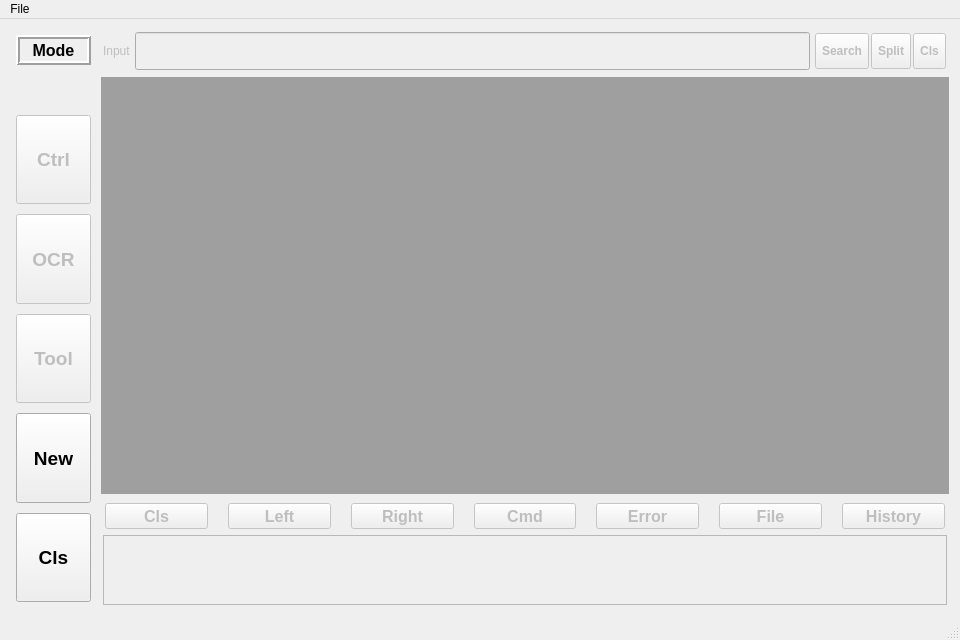
First picture: the form in src/mainwindow.ui, repository xuguodong1999/COCR, before the edit.
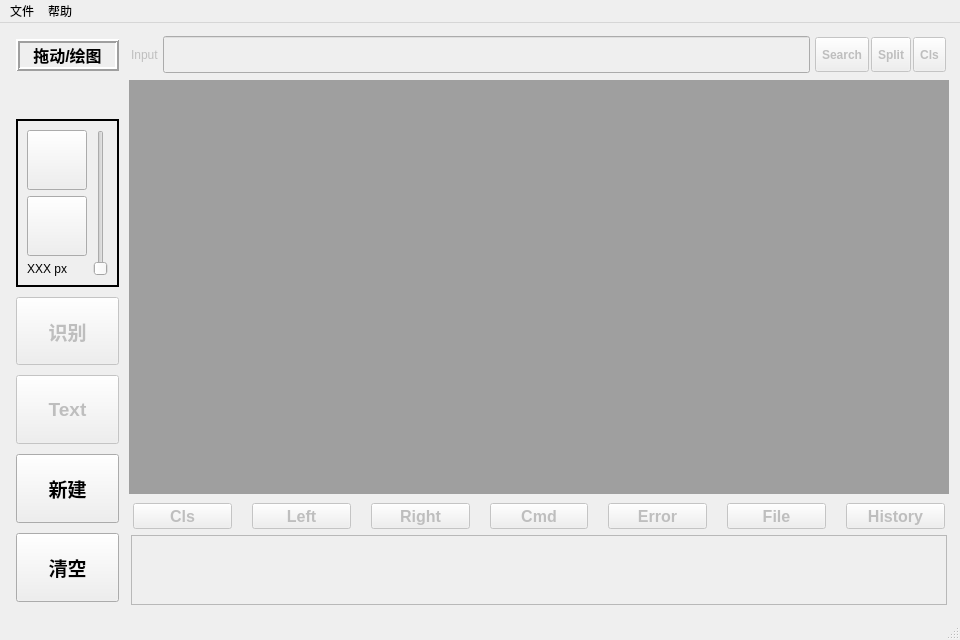
Second picture: the form after the edit.

Commit message: add font support in wasm

What changed in the file:
```diff
--- a/src/mainwindow.ui
+++ b/src/mainwindow.ui
@@ -66,7 +66,7 @@
                                     <number>2</number>
                                 </property>
                                 <item>
-                                    <layout class="QHBoxLayout" name="buttomButtoNlAYOUT">
+         <layout class="QHBoxLayout" name="buttonButtomLayout" stretch="1,1,1,1,1,1,1">
                                         <property name="spacing">
                                             <number>20</number>
                                         </property>
@@ -269,7 +269,7 @@
                             </layout>
                         </item>
                         <item row="0" column="0" rowspan="3">
-                            <layout class="QVBoxLayout" name="leftButtonLayout" stretch="1,2,3,3,3,3,3">
+       <layout class="QVBoxLayout" name="leftButtonLayout" stretch="1,2,8,5,5,5,5">
                                 <property name="spacing">
                                     <number>10</number>
                                 </property>
@@ -305,7 +305,7 @@
                                             <number>2</number>
                                         </property>
                                         <property name="text">
-                                            <string>Mode</string>
+           <string>拖动/绘图</string>
                                         </property>
                                         <property name="alignment">
                                             <set>Qt::AlignCenter</set>
@@ -315,7 +315,7 @@
                                 <item>
                                     <widget class="QWidget" name="switchContainer" native="true">
                                         <property name="sizePolicy">
-                                            <sizepolicy hsizetype="Preferred" vsizetype="Fixed">
+           <sizepolicy hsizetype="Preferred" vsizetype="Preferred">
                                                 <horstretch>0</horstretch>
                                                 <verstretch>0</verstretch>
                                             </sizepolicy>
@@ -323,38 +323,137 @@
                                         <property name="minimumSize">
                                             <size>
                                                 <width>0</width>
-                                                <height>30</height>
+            <height>0</height>
                                             </size>
                                         </property>
                                         <property name="maximumSize">
                                             <size>
                                                 <width>16777215</width>
-                                                <height>30</height>
+            <height>16777215</height>
                                             </size>
                                         </property>
                                     </widget>
                                 </item>
                                 <item>
-                                    <widget class="QToolButton" name="itemButton">
-                                        <property name="enabled">
-                                            <bool>false</bool>
-                                        </property>
+         <widget class="QFrame" name="drawCtrlContainer">
+          <property name="sizePolicy">
+           <sizepolicy hsizetype="Preferred" vsizetype="Preferred">
+            <horstretch>0</horstretch>
+            <verstretch>0</verstretch>
+           </sizepolicy>
+          </property>
+          <property name="minimumSize">
+           <size>
+            <width>0</width>
+            <height>0</height>
+           </size>
+          </property>
+          <property name="styleSheet">
+           <string notr="true"/>
+          </property>
+          <property name="frameShape">
+           <enum>QFrame::WinPanel</enum>
+          </property>
+          <property name="frameShadow">
+           <enum>QFrame::Plain</enum>
+          </property>
+          <property name="lineWidth">
+           <number>2</number>
+          </property>
+          <layout class="QGridLayout" name="gridLayout_3">
+           <item row="0" column="0">
+            <widget class="QToolButton" name="colorButton">
                                         <property name="sizePolicy">
                                             <sizepolicy hsizetype="Preferred" vsizetype="Preferred">
                                                 <horstretch>0</horstretch>
                                                 <verstretch>0</verstretch>
                                             </sizepolicy>
                                         </property>
+             <property name="minimumSize">
+              <size>
+               <width>60</width>
+               <height>60</height>
+              </size>
+             </property>
+             <property name="maximumSize">
+              <size>
+               <width>60</width>
+               <height>60</height>
+              </size>
+             </property>
                                         <property name="font">
                                             <font>
-                                                <pointsize>14</pointsize>
-                                                <weight>75</weight>
-                                                <bold>true</bold>
+               <family>Arial</family>
+               <pointsize>9</pointsize>
+               <weight>50</weight>
+               <bold>false</bold>
                                             </font>
                                         </property>
                                         <property name="text">
-                                            <string>Ctrl</string>
-                                        </property>
+              <string/>
+             </property>
+             <property name="iconSize">
+              <size>
+               <width>37</width>
+               <height>37</height>
+              </size>
+             </property>
+            </widget>
+           </item>
+           <item row="0" column="1" rowspan="3">
+            <widget class="QSlider" name="widthSlider">
+             <property name="orientation">
+              <enum>Qt::Vertical</enum>
+             </property>
+            </widget>
+           </item>
+           <item row="1" column="0">
+            <widget class="QToolButton" name="shapeButton">
+             <property name="sizePolicy">
+              <sizepolicy hsizetype="Preferred" vsizetype="Preferred">
+               <horstretch>0</horstretch>
+               <verstretch>0</verstretch>
+              </sizepolicy>
+             </property>
+             <property name="minimumSize">
+              <size>
+               <width>60</width>
+               <height>60</height>
+              </size>
+             </property>
+             <property name="maximumSize">
+              <size>
+               <width>60</width>
+               <height>60</height>
+              </size>
+             </property>
+             <property name="font">
+              <font>
+               <family>Arial</family>
+               <pointsize>9</pointsize>
+               <weight>50</weight>
+               <bold>false</bold>
+              </font>
+             </property>
+             <property name="text">
+              <string/>
+             </property>
+            </widget>
+           </item>
+           <item row="2" column="0">
+            <widget class="QLabel" name="widthHintLabel">
+             <property name="minimumSize">
+              <size>
+               <width>0</width>
+               <height>0</height>
+              </size>
+             </property>
+             <property name="text">
+              <string>XXX px</string>
+             </property>
+            </widget>
+           </item>
+          </layout>
                                     </widget>
                                 </item>
                                 <item>
@@ -376,7 +475,7 @@
                                             </font>
                                         </property>
                                         <property name="text">
-                                            <string>OCR</string>
+           <string>识别</string>
                                         </property>
                                     </widget>
                                 </item>
@@ -399,7 +498,7 @@
                                             </font>
                                         </property>
                                         <property name="text">
-                                            <string>Tool</string>
+           <string>Text</string>
                                         </property>
                                     </widget>
                                 </item>
@@ -419,7 +518,7 @@
                                             </font>
                                         </property>
                                         <property name="text">
-                                            <string>New</string>
+           <string>新建</string>
                                         </property>
                                     </widget>
                                 </item>
@@ -439,7 +538,7 @@
                                             </font>
                                         </property>
                                         <property name="text">
-                                            <string>Cls</string>
+           <string>清空</string>
                                         </property>
                                     </widget>
                                 </item>
@@ -588,18 +687,26 @@
                     <height>36</height>
                 </rect>
             </property>
-            <widget class="QMenu" name="fileMenu">
+   <widget class="QMenu" name="menuHelp">
                 <property name="title">
-                    <string>File</string>
-                </property>
-                <addaction name="newDocAction"/>
-                <addaction name="newProAction"/>
-                <addaction name="openProAction"/>
-                <addaction name="recentAction"/>
-                <addaction name="saveAllAction"/>
-                <addaction name="closeAllAction"/>
-            </widget>
-            <addaction name="fileMenu"/>
+     <string>帮助</string>
+    </property>
+    <addaction name="actionTutorial"/>
+    <addaction name="actionAbout"/>
+   </widget>
+   <widget class="QMenu" name="menuFile">
+    <property name="title">
+     <string>文件</string>
+    </property>
+    <addaction name="actionOpen"/>
+    <addaction name="actionNew"/>
+    <addaction name="actionRecent"/>
+    <addaction name="actionSave"/>
+    <addaction name="actionClose"/>
+    <addaction name="actionExit"/>
+   </widget>
+   <addaction name="menuFile"/>
+   <addaction name="menuHelp"/>
         </widget>
         <widget class="QStatusBar" name="statusbar"/>
         <action name="newDocAction">
```
Left out of the diff: 40 changed lines with no effect on the pictures. Lines whose indentation alone changed are shown as unchanged. The commit also changes 25 other files.
